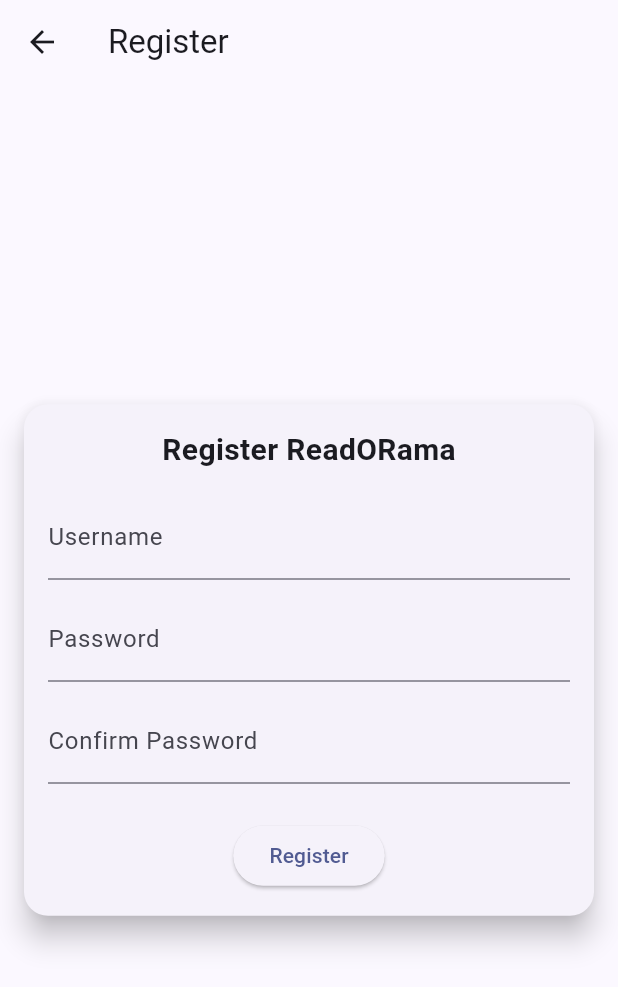
After one commit to fiardiel/readorama-mobile, a Flutter app: the RegisterPage screen opened directly, after a tap on "Register", on a phone screen of 412 x 824 dp. The commit adds this screen. Shown: the top 987 px of the screen. Run offline on Flutter 3.47's test engine with Material 3 defaults, Android fonts, the phone set to English and light mode, and no system bars; missing offline and left inert: pbp_django_auth; network calls fail.

Commit message:
add books models and register page

```diff
--- /dev/null
+++ b/lib/screens/auth/register.dart
@@ -0,0 +1,166 @@
+// ignore_for_file: unused_import, library_private_types_in_public_api, use_build_context_synchronously, prefer_const_constructors, unused_local_variable
+
+import 'dart:convert';
+import 'package:http/http.dart' as http;
+import 'package:flutter/material.dart';
+import 'package:pbp_django_auth/pbp_django_auth.dart';
+import 'package:provider/provider.dart';
+import 'package:readoramamobile/screens/auth/login.dart';
+
+class RegisterPage extends StatefulWidget {
+  const RegisterPage({Key? key}) : super(key: key);
+
+  @override
+  _RegisterPageState createState() => _RegisterPageState();
+}
+
+class _RegisterPageState extends State<RegisterPage> {
+  final TextEditingController _usernameController = TextEditingController();
+  final TextEditingController _password1Controller = TextEditingController();
+  final TextEditingController _password2Controller = TextEditingController();
+
+  Future<Map<String, dynamic>> postJson(
+    String url,
+    Map<String, String> headers,
+    Map<String, dynamic> body,
+  ) async {
+    final response = await http.post(
+      Uri.parse(url),
+      headers: headers,
+      body: jsonEncode(body),
+    );
+
+    // Parse the response JSON
+    return jsonDecode(response.body);
+  }
+
+  @override
+  Widget build(BuildContext context) {
+    final request = context.watch<CookieRequest>();
+    return Scaffold(
+      appBar: AppBar(
+        title: const Text('Register'),
+      ),
+      body: Center(
+        child: Card(
+          margin: const EdgeInsets.all(16.0),
+          shape: RoundedRectangleBorder(
+            borderRadius: BorderRadius.circular(16.0),
+          ),
+          elevation: 8.0,
+          child: Padding(
+            padding: const EdgeInsets.all(16.0),
+            child: Column(
+              mainAxisSize: MainAxisSize.min,
+              mainAxisAlignment: MainAxisAlignment.center,
+              children: [
+                Text(
+                  'Register ReadORama',
+                  style: TextStyle(
+                    fontSize: 20.0,
+                    fontWeight: FontWeight.bold,
+                  ),
+                ),
+                const SizedBox(height: 16.0),
+                TextField(
+                  controller: _usernameController,
+                  decoration: const InputDecoration(
+                    labelText: 'Username',
+                  ),
+                ),
+                const SizedBox(height: 12.0),
+                TextField(
+                  controller: _password1Controller,
+                  decoration: const InputDecoration(
+                    labelText: 'Password',
+                  ),
+                  obscureText: true,
+                ),
+                const SizedBox(height: 12.0),
+                TextField(
+                  controller: _password2Controller,
+                  decoration: const InputDecoration(
+                    labelText: 'Confirm Password',
+                  ),
+                  obscureText: true,
+                ),
+                const SizedBox(height: 24.0),
+                ElevatedButton(
+                  onPressed: () async {
+                    String username = _usernameController.text;
+                    String password1 = _password1Controller.text;
+                    String password2 = _password2Controller.text;
+
+                    if (password1 != password2) {
+                      showDialog(
+                        context: context,
+                        builder: (context) => AlertDialog(
+                          title: const Text('Registration Failed'),
+                          content: const Text('Passwords do not match.'),
+                          actions: [
+                            TextButton(
+                              child: const Text('OK'),
+                              onPressed: () {
+                                Navigator.pop(context);
+                              },
+                            ),
+                          ],
+                        ),
+                      );
+                      return;
+                    }
+
+                    final response = await postJson(
+                      "http://localhost:8000/auth/register/",
+                      {
+                        "Content-Type": "application/json",
+                      },
+                      {
+                        'username': username,
+                        'password1': password1,
+                        'password2': password2,
+                      },
+                    );
+
+                    if (response['message'] == 'Register Success!') {
+                      String message = response['message'];
+                      String uname = response['username'];
+                      Navigator.pushReplacement(
+                        context,
+                        MaterialPageRoute(builder: (context) => LoginPage()),
+                      );
+                      ScaffoldMessenger.of(context)
+                        ..hideCurrentSnackBar()
+                        ..showSnackBar(
+                          SnackBar(
+                              content:
+                                  Text("$message Please login again, $uname.")),
+                        );
+                    } else {
+                      showDialog(
+                        context: context,
+                        builder: (context) => AlertDialog(
+                          title: const Text('Registration Failed'),
+                          content: Text(response['message']),
+                          actions: [
+                            TextButton(
+                              child: const Text('OK'),
+                              onPressed: () {
+                                Navigator.pop(context);
+                              },
+                            ),
+                          ],
+                        ),
+                      );
+                    }
+                  },
+                  child: const Text('Register'),
+                ),
+              ],
+            ),
+          ),
+        ),
+      ),
+    );
+  }
+}
```
Also changed, not shown: lib/models/books.dart (added, +103 -0 lines), lib/screens/auth/login.dart (+6 -5 lines).
